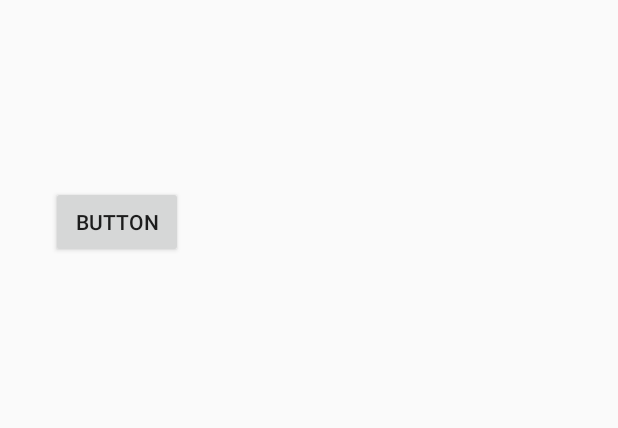
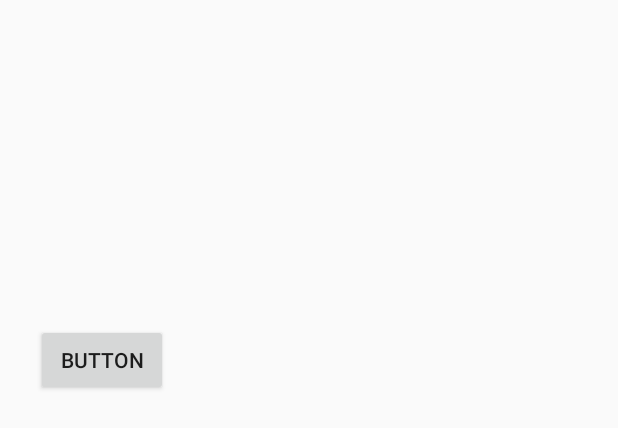
Before and after one commit to GoBeromsu/Simple_Recoder, an Android app: the layout playlist.xml on its own in the app's theme, with its tools: preview values and no code run, on a phone screen of 412 x 824 dp. Shown: the top 428 px of the screen. Run offline under Robolectric (Android 15) with nearby library versions, the phone set to English and light mode, and no system bars.

Commit message:
시간 초 단위 변환, listview 생성, mp3 재생 힌트 찾음

```diff
--- a/app/src/main/java/com/test/MainActivity.kt
+++ b/app/src/main/java/com/test/MainActivity.kt
@@ -65,7 +65,7 @@ class MainActivity : AppCompatActivity() {
 
     private fun startRecording() {
         //config and create MediaRecorder Object
-        val timeFormat = SimpleDateFormat("yyyyMMdd")
+        val timeFormat = SimpleDateFormat("yyyyMMddHHmm")
         val time = timeFormat.format(java.util.Date())
         val fileName: String = time + ".mp3"
 
--- a/app/src/main/java/com/test/PlaylistActivity.kt
+++ b/app/src/main/java/com/test/PlaylistActivity.kt
@@ -11,6 +11,7 @@ import android.widget.BaseAdapter
 import androidx.appcompat.app.AppCompatActivity
 import kotlinx.android.synthetic.main.playlist.*
 import android.widget.ListView
+import android.widget.Toast
 import java.io.File
 
 // Play list 보여주는 activity
@@ -28,17 +29,22 @@ class PlaylistActivity : AppCompatActivity() {
         var extName: String? = null
         var mp3List = mutableListOf<String>()
 
-
         for (file in listFiles) {
             fileName = file.getName()
-            extName = fileName.substring(fileName.length-3)
+            extName = fileName.substring(fileName.length - 3)
             if (extName == "mp3") {
                 println(fileName)
                 mp3List.add(fileName)
             }
         }
 
+        setContentView(R.layout.playlist)
+        view_mp3.adapter = ArrayAdapter(this, android.R.layout.simple_list_item_1, mp3List)
 
+        view_mp3.setOnClickListener() {
+
+        }
+    // 클릭한 객체? 아이템? 곡의 텍스트 정보를 가져와서 그 정보와 일치하는 mp3를 재생하면 되지!
 
         button_back.setOnClickListener {
             var intent = Intent(this, MainActivity::class.java)
@@ -46,26 +52,5 @@ class PlaylistActivity : AppCompatActivity() {
         }
 
     }
-//
-//    private class mp3ListAdapter(context: Context) : BaseAdapter() {
-//
-//
-//        override fun getView(p0: Int, p1: View?, p2: ViewGroup?): View {
-//            TODO("Not yet implemented")
-//        }
-//
-//        override fun getItem(p0: Int): Any {
-//            TODO("Not yet implemented")
-//        }
-//
-//        override fun getItemId(p0: Int): Long {
-//            TODO("Not yet implemented")
-//        }
-//
-//        override fun getCount(): Int {
-//            TODO("Not yet implemented")
-//        }
-//
-//
-//    }
+
 }
--- a/app/src/main/res/layout/playlist.xml
+++ b/app/src/main/res/layout/playlist.xml
@@ -10,10 +10,25 @@
         android:id="@+id/button_back"
         android:layout_width="wrap_content"
         android:layout_height="wrap_content"
-        android:layout_marginStart="34dp"
-        android:layout_marginLeft="34dp"
-        android:layout_marginBottom="652dp"
+        android:layout_marginStart="24dp"
+        android:layout_marginLeft="24dp"
+        android:layout_marginBottom="560dp"
         android:text="Button"
         app:layout_constraintBottom_toBottomOf="parent"
         app:layout_constraintStart_toStartOf="parent" />
+
+    <ListView
+        android:id="@+id/view_mp3"
+        android:layout_width="409dp"
+        android:layout_height="542dp"
+        android:layout_marginStart="1dp"
+        android:layout_marginLeft="1dp"
+        android:layout_marginTop="17dp"
+        android:layout_marginEnd="1dp"
+        android:layout_marginRight="1dp"
+        android:layout_marginBottom="1dp"
+        app:layout_constraintBottom_toBottomOf="parent"
+        app:layout_constraintEnd_toEndOf="parent"
+        app:layout_constraintStart_toStartOf="parent"
+        app:layout_constraintTop_toBottomOf="@+id/button_back" />
 </androidx.constraintlayout.widget.ConstraintLayout>
```
